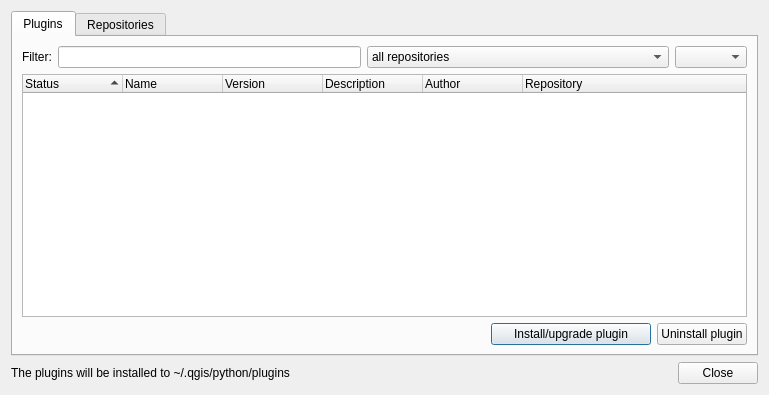
The window that qgis/python/plugins/plugin_installer/qgsplugininstallerbase.ui (sourcepole/qgis) describes before a commit, drawn with Qt 5.
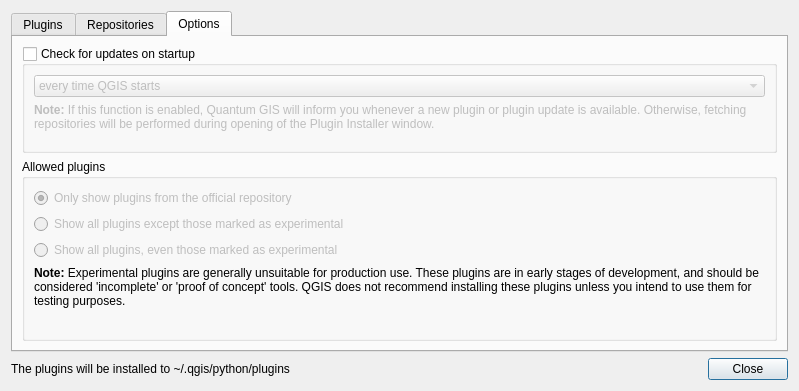
The same window after the commit. The open tabs and pages were chosen to show the change. Icons and pictures are not drawn.

Commit message: the plugin installer update

What changed in the file:
```diff
--- a/qgis/python/plugins/plugin_installer/qgsplugininstallerbase.ui
+++ b/qgis/python/plugins/plugin_installer/qgsplugininstallerbase.ui
@@ -6,8 +6,8 @@
    <rect>
     <x>0</x>
     <y>0</y>
-    <width>769</width>
-    <height>395</height>
+    <width>799</width>
+    <height>382</height>
    </rect>
   </property>
   <property name="windowTitle" >
@@ -20,6 +20,39 @@
    <string>QGIS Python Plugin Installer</string>
   </property>
   <layout class="QGridLayout" >
+   <item row="1" column="0" >
+    <layout class="QHBoxLayout" >
+     <item>
+      <widget class="QLabel" name="label_3" >
+       <property name="whatsThis" >
+        <string/>
+       </property>
+       <property name="text" >
+        <string>The plugins will be installed to ~/.qgis/python/plugins</string>
+       </property>
+      </widget>
+     </item>
+     <item>
+      <widget class="QPushButton" name="buttonClose" >
+       <property name="sizePolicy" >
+        <sizepolicy vsizetype="Fixed" hsizetype="Fixed" >
+         <horstretch>0</horstretch>
+         <verstretch>0</verstretch>
+        </sizepolicy>
+       </property>
+       <property name="toolTip" >
+        <string>Close the Installer window</string>
+       </property>
+       <property name="whatsThis" >
+        <string>Close the Installer window</string>
+       </property>
+       <property name="text" >
+        <string>Close</string>
+       </property>
+      </widget>
+     </item>
+    </layout>
+   </item>
    <item row="0" column="0" >
     <widget class="QTabWidget" name="tabWidget" >
      <property name="toolTip" >
@@ -254,22 +287,6 @@
          </column>
         </widget>
        </item>
-       <item row="1" column="0" >
-        <widget class="QCheckBox" name="checkUpdates" >
-         <property name="toolTip" >
-          <string>Allow the Installer to look for updates and news in enabled repositories on QGIS startup</string>
-         </property>
-         <property name="statusTip" >
-          <string/>
-         </property>
-         <property name="whatsThis" >
-          <string>Allow the Installer to look for updates and news in enabled repositories on QGIS startup</string>
-         </property>
-         <property name="text" >
-          <string>Check for updates on startup</string>
-         </property>
-        </widget>
-       </item>
        <item row="1" column="1" >
         <spacer>
          <property name="orientation" >
@@ -356,41 +373,195 @@
        </item>
       </layout>
      </widget>
+     <widget class="QWidget" name="tab_3" >
+      <attribute name="title" >
+       <string>Options</string>
+      </attribute>
+      <attribute name="toolTip" >
+       <string>Configuration of the plugin installer</string>
+      </attribute>
+      <layout class="QVBoxLayout" name="verticalLayout" >
+       <item>
+        <widget class="QGroupBox" name="checkUpdates" >
+         <property name="enabled" >
+          <bool>true</bool>
+         </property>
+         <property name="sizePolicy" >
+          <sizepolicy vsizetype="Preferred" hsizetype="Preferred" >
+           <horstretch>0</horstretch>
+           <verstretch>0</verstretch>
+          </sizepolicy>
+         </property>
+         <property name="title" >
+          <string>Check for updates on startup</string>
+         </property>
+         <property name="checkable" >
+          <bool>true</bool>
+         </property>
+         <property name="checked" >
+          <bool>false</bool>
+         </property>
+         <layout class="QGridLayout" name="gridLayout" >
+          <item row="0" column="0" >
+           <widget class="QComboBox" name="comboInterval" >
+            <item>
+             <property name="text" >
+              <string>every time QGIS starts</string>
+             </property>
+            </item>
+            <item>
+             <property name="text" >
+              <string>once a day</string>
+             </property>
+            </item>
+            <item>
+             <property name="text" >
+              <string>every 3 days</string>
+             </property>
+            </item>
+            <item>
+             <property name="text" >
+              <string>every week</string>
+             </property>
+            </item>
+            <item>
+             <property name="text" >
+              <string>every 2 weeks</string>
+             </property>
+            </item>
+            <item>
+             <property name="text" >
+              <string>every month</string>
+             </property>
+            </item>
+           </widget>
+          </item>
+          <item row="2" column="0" >
+           <spacer name="verticalSpacer_3" >
+            <property name="orientation" >
+             <enum>Qt::Vertical</enum>
+            </property>
+            <property name="sizeType" >
+             <enum>QSizePolicy::Fixed</enum>
+            </property>
+            <property name="sizeHint" stdset="0" >
+             <size>
+              <width>20</width>
+              <height>10</height>
+             </size>
+            </property>
+           </spacer>
+          </item>
+          <item row="1" column="0" >
+           <widget class="QLabel" name="label" >
+            <property name="sizePolicy" >
+             <sizepolicy vsizetype="Preferred" hsizetype="Preferred" >
+              <horstretch>0</horstretch>
+              <verstretch>0</verstretch>
+             </sizepolicy>
+            </property>
+            <property name="text" >
+             <string>&lt;!DOCTYPE HTML PUBLIC "-//W3C//DTD HTML 4.0//EN" "http://www.w3.org/TR/REC-html40/strict.dtd">
+&lt;html>&lt;head>&lt;meta name="qrichtext" content="1" />&lt;style type="text/css">
+p, li { white-space: pre-wrap; }
+&lt;/style>&lt;/head>&lt;body style=" font-family:'DejaVu Sans'; font-size:9pt; font-weight:400; font-style:normal;">
+&lt;p style=" margin-top:0px; margin-bottom:0px; margin-left:0px; margin-right:0px; -qt-block-indent:0; text-indent:0px;">&lt;span style=" font-weight:600;">Note:&lt;/span> If this function is enabled, Quantum GIS will inform you whenever a new plugin or plugin update is available. Otherwise, fetching repositories will be performed during opening of the Plugin Installer window.&lt;/p>&lt;/body>&lt;/html></string>
+            </property>
+            <property name="wordWrap" >
+             <bool>true</bool>
+            </property>
+           </widget>
+          </item>
+         </layout>
+        </widget>
+       </item>
+       <item>
+        <widget class="QGroupBox" name="groupBox_2" >
+         <property name="sizePolicy" >
+          <sizepolicy vsizetype="Preferred" hsizetype="Preferred" >
+           <horstretch>0</horstretch>
+           <verstretch>1</verstretch>
+          </sizepolicy>
+         </property>
+         <property name="title" >
+          <string>Allowed plugins</string>
+         </property>
+         <layout class="QGridLayout" name="gridLayout_2" >
+          <item row="0" column="0" >
+           <widget class="QRadioButton" name="radioPluginType0" >
+            <property name="enabled" >
+             <bool>false</bool>
+            </property>
+            <property name="text" >
+             <string>Only show plugins from the official repository</string>
+            </property>
+            <property name="checked" >
+             <bool>true</bool>
+            </property>
+           </widget>
+          </item>
+          <item row="1" column="0" >
+           <widget class="QRadioButton" name="radioPluginType1" >
+            <property name="enabled" >
+             <bool>false</bool>
+            </property>
+            <property name="text" >
+             <string>Show all plugins except those marked as experimental</string>
+            </property>
+            <property name="checked" >
+             <bool>false</bool>
+            </property>
+           </widget>
+          </item>
+          <item row="2" column="0" >
+           <widget class="QRadioButton" name="radioPluginType2" >
+            <property name="enabled" >
+             <bool>false</bool>
+            </property>
+            <property name="text" >
+             <string>Show all plugins, even those marked as experimental</string>
+            </property>
+           </widget>
+          </item>
+          <item row="3" column="0" >
+           <widget class="QLabel" name="label_2" >
+            <property name="sizePolicy" >
+             <sizepolicy vsizetype="MinimumExpanding" hsizetype="Preferred" >
+              <horstretch>0</horstretch>
+              <verstretch>0</verstretch>
+             </sizepolicy>
+            </property>
+            <property name="minimumSize" >
+             <size>
+              <width>0</width>
+              <height>75</height>
+             </size>
+            </property>
+            <property name="text" >
+             <string>&lt;!DOCTYPE HTML PUBLIC "-//W3C//DTD HTML 4.0//EN" "http://www.w3.org/TR/REC-html40/strict.dtd">
+&lt;html>&lt;head>&lt;meta name="qrichtext" content="1" />&lt;style type="text/css">
+p, li { white-space: pre-wrap; }
+&lt;/style>&lt;/head>&lt;body style=" font-family:'DejaVu Sans'; font-size:9pt; font-weight:400; font-style:normal;">
+&lt;p style=" margin-top:0px; margin-bottom:0px; margin-left:0px; margin-right:0px; -qt-block-indent:0; text-indent:0px;">&lt;span style=" font-weight:600;">Note:&lt;/span> Experimental plugins are generally unsuitable for production use. These plugins are in early stages of development, and should be considered 'incomplete' or 'proof of concept' tools. QGIS does not recommend installing these plugins unless you intend to use them for testing purposes.&lt;/p>&lt;/body>&lt;/html></string>
+            </property>
+            <property name="textFormat" >
+             <enum>Qt::RichText</enum>
+            </property>
+            <property name="alignment" >
+             <set>Qt::AlignLeading|Qt::AlignLeft|Qt::AlignTop</set>
+            </property>
+            <property name="wordWrap" >
+             <bool>true</bool>
+            </property>
+           </widget>
+          </item>
+         </layout>
+        </widget>
+       </item>
+      </layout>
+     </widget>
     </widget>
    </item>
-   <item row="1" column="0" >
-    <layout class="QHBoxLayout" >
-     <item>
-      <widget class="QLabel" name="label_3" >
-       <property name="whatsThis" >
-        <string/>
-       </property>
-       <property name="text" >
-        <string>The plugins will be installed to ~/.qgis/python/plugins</string>
-       </property>
-      </widget>
-     </item>
-     <item>
-      <widget class="QPushButton" name="buttonClose" >
-       <property name="sizePolicy" >
-        <sizepolicy vsizetype="Fixed" hsizetype="Fixed" >
-         <horstretch>0</horstretch>
-         <verstretch>0</verstretch>
-        </sizepolicy>
-       </property>
-       <property name="toolTip" >
-        <string>Close the Installer window</string>
-       </property>
-       <property name="whatsThis" >
-        <string>Close the Installer window</string>
-       </property>
-       <property name="text" >
-        <string>Close</string>
-       </property>
-      </widget>
-     </item>
-    </layout>
-   </item>
   </layout>
  </widget>
  <tabstops>
```
Left out of the diff: 17 changed lines with no effect on the pictures. The commit also changes 5 other files.
